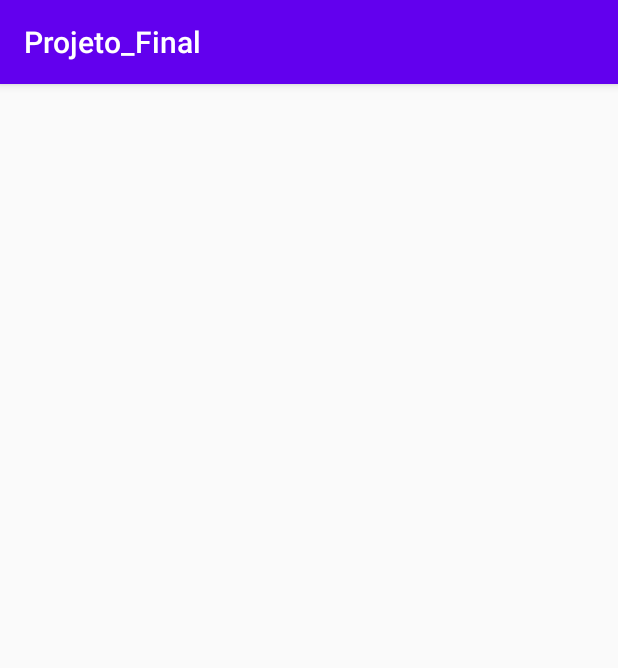
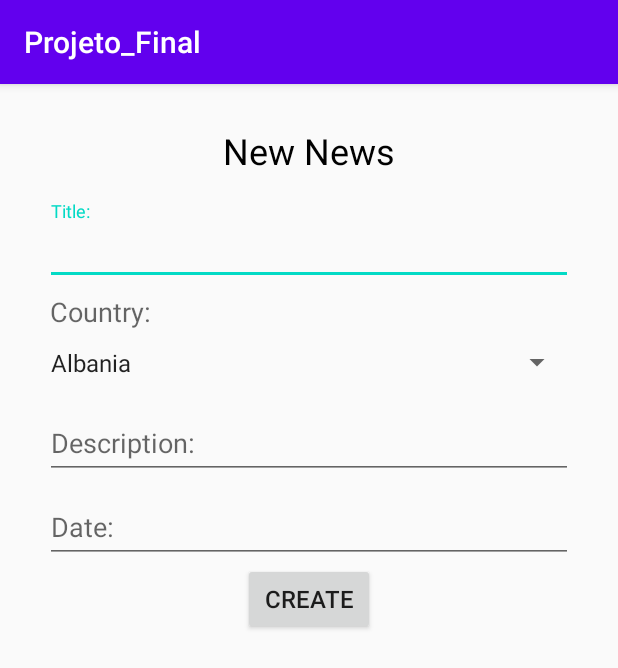
Before and after one commit to BadGomez/Projeto_Final, an Android app: the DisplayCreateNoticia screen opened directly, with no data from a screen before it, on a phone screen of 412 x 824 dp. Shown: the top 668 px of the screen. Run offline under Robolectric (Android 15) with nearby library versions, the phone set to English and light mode, and no system bars.

Commit message:
DisplayCreateNoticia, visual e validação de campos concluidos

```diff
--- a/app/src/main/java/com/example/projeto_final/DisplayCreateNoticia.java
+++ b/app/src/main/java/com/example/projeto_final/DisplayCreateNoticia.java
@@ -4,6 +4,18 @@ import androidx.appcompat.app.AppCompatActivity;
 
 import android.content.Intent;
 import android.os.Bundle;
+import android.view.View;
+import android.widget.AdapterView;
+import android.widget.ArrayAdapter;
+import android.widget.Spinner;
+
+import com.google.android.material.textfield.TextInputEditText;
+
+import java.text.ParseException;
+import java.text.SimpleDateFormat;
+import java.util.ArrayList;
+import java.util.Date;
+import java.util.List;
 
 public class DisplayCreateNoticia extends AppCompatActivity {
 
@@ -13,5 +25,112 @@ public class DisplayCreateNoticia extends AppCompatActivity {
         setContentView(R.layout.activity_display_create_noticia);
 
         Intent intentcriarNoticia = getIntent();
+
+        // ---------- Spinner de seleção do País da Noticia ---------------------
+
+        Spinner dropdownPaises;
+        dropdownPaises = (Spinner) findViewById(R.id.spinnerPaisNot);
+
+        final List<String> Paises = new ArrayList<>();
+        Paises.add(getString(R.string.País_Albânia));
+        Paises.add(getString(R.string.País_Alemanha));
+        Paises.add(getString(R.string.País_Andorra));
+        Paises.add(getString(R.string.País_Armênia));
+        Paises.add(getString(R.string.País_Áustria));
+        Paises.add(getString(R.string.País_Azerbaijão));
+        Paises.add(getString(R.string.País_Bélgica));
+        Paises.add(getString(R.string.País_Bielorrússia));
+        Paises.add(getString(R.string.País_Bósnia));
+        Paises.add(getString(R.string.País_Bulgária));
+        Paises.add(getString(R.string.País_Cazaquistão));
+        Paises.add(getString(R.string.País_Chipre));
+        Paises.add(getString(R.string.País_Croácia));
+        Paises.add(getString(R.string.País_Dinamarca));
+        Paises.add(getString(R.string.País_Eslováquia));
+        Paises.add(getString(R.string.País_Eslovênia));
+        Paises.add(getString(R.string.País_Estónia));
+        Paises.add(getString(R.string.País_Finlândia));
+        Paises.add(getString(R.string.País_Espanha));
+        Paises.add(getString(R.string.País_França));
+        Paises.add(getString(R.string.País_Geórgia));
+        Paises.add(getString(R.string.País_Gibraltar));
+        Paises.add(getString(R.string.País_Grécia));
+        Paises.add(getString(R.string.País_Hungria));
+        Paises.add(getString(R.string.País_Irlanda));
+        Paises.add(getString(R.string.País_Islândia));
+        Paises.add(getString(R.string.País_Itália));
+        Paises.add(getString(R.string.País_Kosovo));
+        Paises.add(getString(R.string.País_Letônia));
+        Paises.add(getString(R.string.País_Lituânia));
+        Paises.add(getString(R.string.País_Luxemburgo));
+        Paises.add(getString(R.string.País_MacedôniaDoNorte));
+        Paises.add(getString(R.string.País_Malta));
+        Paises.add(getString(R.string.País_Moldávia));
+        Paises.add(getString(R.string.País_Noruega));
+        Paises.add(getString(R.string.País_Holanda));
+        Paises.add(getString(R.string.País_Polónia));
+        Paises.add(getString(R.string.País_Portugal));
+        Paises.add(getString(R.string.País_ReinoUnido));
+        Paises.add(getString(R.string.País_Roménia));
+        Paises.add(getString(R.string.País_Rússia));
+        Paises.add(getString(R.string.País_SanMarino));
+        Paises.add(getString(R.string.País_Sérvia));
+        Paises.add(getString(R.string.País_Suécia));
+        Paises.add(getString(R.string.País_Suiça));
+        Paises.add(getString(R.string.País_Turquia));
+        Paises.add(getString(R.string.País_Ucrânia));
+
+        ArrayAdapter<String> adapter4 = new ArrayAdapter<String>(this, android.R.layout.simple_spinner_item, Paises);
+
+        dropdownPaises.setAdapter(adapter4);
+
+        dropdownPaises.setOnItemSelectedListener(new AdapterView.OnItemSelectedListener() {
+            @Override
+            public void onItemSelected(AdapterView<?> parent, View view, int position, long id) {
+                String paisNoticia = parent.getItemAtPosition(position).toString();
+            }
+
+            @Override
+            public void onNothingSelected(AdapterView<?> parent) {
+
+            }
+        });
+        //------------------------------------------------------------
     }
-}
+
+        public void NovaNoticia(View view){
+            TextInputEditText TextInputEditTextTitulo = (TextInputEditText) findViewById(R.id.TextInputEditTextTitulo);
+            String Titulo = TextInputEditTextTitulo.getText().toString();
+
+            if (Titulo.length() < 1) {
+                TextInputEditTextTitulo.setError(getString(R.string.Campo_Obrigatorio));
+                TextInputEditTextTitulo.requestFocus();
+                return;
+            }
+
+            TextInputEditText TextInputEditTextDescricao = (TextInputEditText) findViewById(R.id.TextInputEditTextDescricao);
+            String DescicaoNOT = TextInputEditTextDescricao.getText().toString();
+
+            if (DescicaoNOT.length() < 10) {
+                TextInputEditTextDescricao.setError(getString(R.string.Campo_Obrigatorio));
+                TextInputEditTextDescricao.requestFocus();
+                return;
+            }
+
+            //------------------------------------Data da Noticia-------------------------------
+            TextInputEditText TextInputEditTextDataNot = (TextInputEditText) findViewById(R.id.TextInputEditTextDataNot);
+
+            Date data = null;
+            String data_noticia = new String(TextInputEditTextDataNot.getText().toString());
+            SimpleDateFormat format = new SimpleDateFormat("dd/MM/yyyy");
+            try {
+                format.setLenient(false);
+                data = format.parse(data_noticia);
+            } catch (ParseException e) {
+                TextInputEditTextDataNot.setError(getString(R.string.CampoInválido));
+                TextInputEditTextDataNot.requestFocus();
+                return;
+            }
+            //---------------------------------------------------------------------------------------
+        }
+    }
--- a/app/src/main/res/layout/activity_display_create.xml
+++ b/app/src/main/res/layout/activity_display_create.xml
@@ -14,8 +14,8 @@
         android:layout_marginTop="28dp"
         android:gravity="center_horizontal"
         android:hint="@string/Ficha_Inscrição"
-        android:textSize="24sp"
-        android:textStyle="bold" />
+        android:textColorHint="#000000"
+        android:textSize="24sp" />
 
     <com.google.android.material.textfield.TextInputLayout
         android:layout_width="match_parent"
@@ -28,9 +28,10 @@
             android:id="@+id/TextInputEditNome"
             android:layout_width="match_parent"
             android:layout_height="wrap_content"
+            android:digits="aãâáàbcçdeéfghiíjklmnoõôóòpqrstuvwxyz AÃÂÁÀBCÇDEÉFGHIÍJKLMNOÕÔÓÒPQRSTUVWXYZ"
             android:hint="@string/Nome"
             android:inputType="textFilter|textPersonName|textCapWords"
-            android:digits="aãâáàbcçdeéfghiíjklmnoõôóòpqrstuvwxyz AÃÂÁÀBCÇDEÉFGHIÍJKLMNOÕÔÓÒPQRSTUVWXYZ"/>
+            android:textColorHint="#000000" />
 
         <com.google.android.material.textfield.TextInputLayout
             android:layout_width="match_parent"
@@ -152,7 +153,7 @@
         android:layout_height="wrap_content"
         android:hint="@string/Botão_Inscrever"
         android:onClick="NovoRegisto"
-        android:textSize="16sp"
-        android:textStyle="bold" />
+        android:textColorHint="#000000"
+        android:textSize="16sp" />
 
 </LinearLayout>
--- a/app/src/main/res/layout/activity_display_create_noticia.xml
+++ b/app/src/main/res/layout/activity_display_create_noticia.xml
@@ -1,7 +1,93 @@
 <?xml version="1.0" encoding="utf-8"?>
-<androidx.constraintlayout.widget.ConstraintLayout xmlns:android="http://schemas.android.com/apk/res/android"
-    xmlns:app="http://schemas.android.com/apk/res-auto"
+<LinearLayout xmlns:android="http://schemas.android.com/apk/res/android"
     xmlns:tools="http://schemas.android.com/tools"
     android:layout_width="match_parent"
     android:layout_height="match_parent"
-    tools:context=".DisplayCreateNoticia"/>
+    android:orientation="vertical"
+    tools:context=".DisplayCreateNoticia">
+
+    <TextView
+        android:id="@+id/textView"
+        android:layout_width="wrap_content"
+        android:layout_height="wrap_content"
+        android:layout_gravity="center"
+        android:layout_marginTop="28dp"
+        android:hint="@string/Nova_Noticia"
+        android:textColorHint="#000000"
+        android:textSize="24sp" />
+
+    <com.google.android.material.textfield.TextInputLayout
+        android:layout_width="match_parent"
+        android:layout_height="wrap_content"
+        android:layout_marginLeft="30dp"
+        android:layout_marginTop="17dp"
+        android:layout_marginRight="30dp">
+
+        <com.google.android.material.textfield.TextInputEditText
+            android:id="@+id/TextInputEditTextTitulo"
+            android:layout_width="match_parent"
+            android:layout_height="wrap_content"
+            android:hint="@string/Titulo" />
+
+        <com.google.android.material.textfield.TextInputLayout
+            android:layout_width="match_parent"
+            android:layout_height="match_parent">
+
+            <TextView
+                android:id="@+id/textView3"
+                android:layout_width="338dp"
+                android:layout_height="wrap_content"
+                android:layout_marginLeft="3dp"
+                android:layout_marginTop="5dp"
+                android:layout_weight="1"
+                android:hint="@string/Nacionalidade"
+                android:textSize="18sp" />
+
+            <Spinner
+                android:id="@+id/spinnerPaisNot"
+                android:layout_width="match_parent"
+                android:layout_height="43dp"
+                android:layout_marginLeft="-4dp"
+                android:layout_weight="1" />
+
+            <com.google.android.material.textfield.TextInputLayout
+                android:layout_width="match_parent"
+                android:layout_height="match_parent"
+                android:layout_weight="1">
+
+
+                <com.google.android.material.textfield.TextInputEditText
+                    android:id="@+id/TextInputEditTextDescricao"
+                    android:layout_width="match_parent"
+                    android:layout_height="wrap_content"
+                    android:hint="@string/Descricao" />
+
+                <com.google.android.material.textfield.TextInputLayout
+                    android:layout_width="match_parent"
+                    android:layout_height="match_parent">
+
+                    <com.google.android.material.textfield.TextInputEditText
+                        android:id="@+id/TextInputEditTextDataNot"
+                        android:layout_width="match_parent"
+                        android:layout_height="wrap_content"
+                        android:hint="@string/Data_Noticia"
+                        android:inputType="date" />
+                </com.google.android.material.textfield.TextInputLayout>
+
+
+            </com.google.android.material.textfield.TextInputLayout>
+
+        </com.google.android.material.textfield.TextInputLayout>
+
+    </com.google.android.material.textfield.TextInputLayout>
+
+    <Button
+        android:id="@+id/buttonCriarNot"
+        android:layout_width="wrap_content"
+        android:layout_height="wrap_content"
+        android:layout_gravity="center"
+        android:onClick="NovaNoticia"
+        android:text="@string/Criar_Not"
+        android:textSize="16sp" />
+
+</LinearLayout>
--- a/app/src/main/res/values/strings.xml
+++ b/app/src/main/res/values/strings.xml
@@ -73,4 +73,9 @@
     <string name="Campo_Obrigatorio">Required field!</string>
     <string name="CampoInválido">" Invalid Field! (dd/MM/yyyy)"</string>
     <string name="Botão_Noticias">News</string>
+    <string name="Nova_Noticia">New News</string>
+    <string name="Titulo">Title:</string>
+    <string name="Descricao">Description:</string>
+    <string name="Data_Noticia">Date:</string>
+    <string name="Criar_Not">Create</string>
 </resources>
```
Also changed, not shown: 1 other file.
